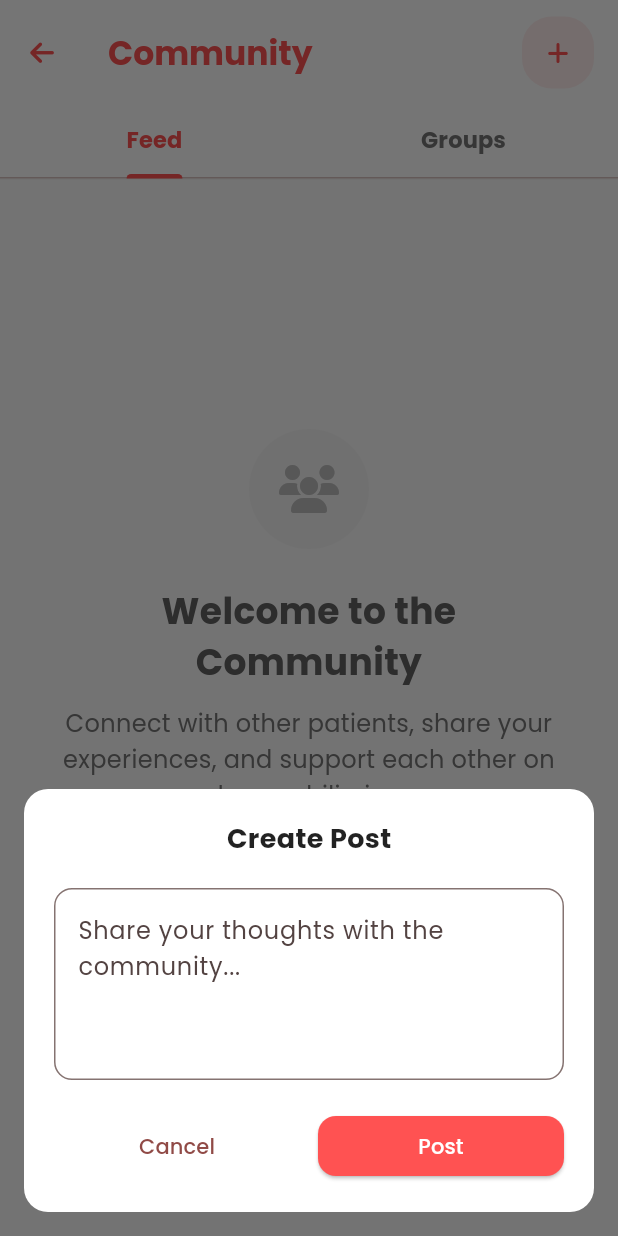
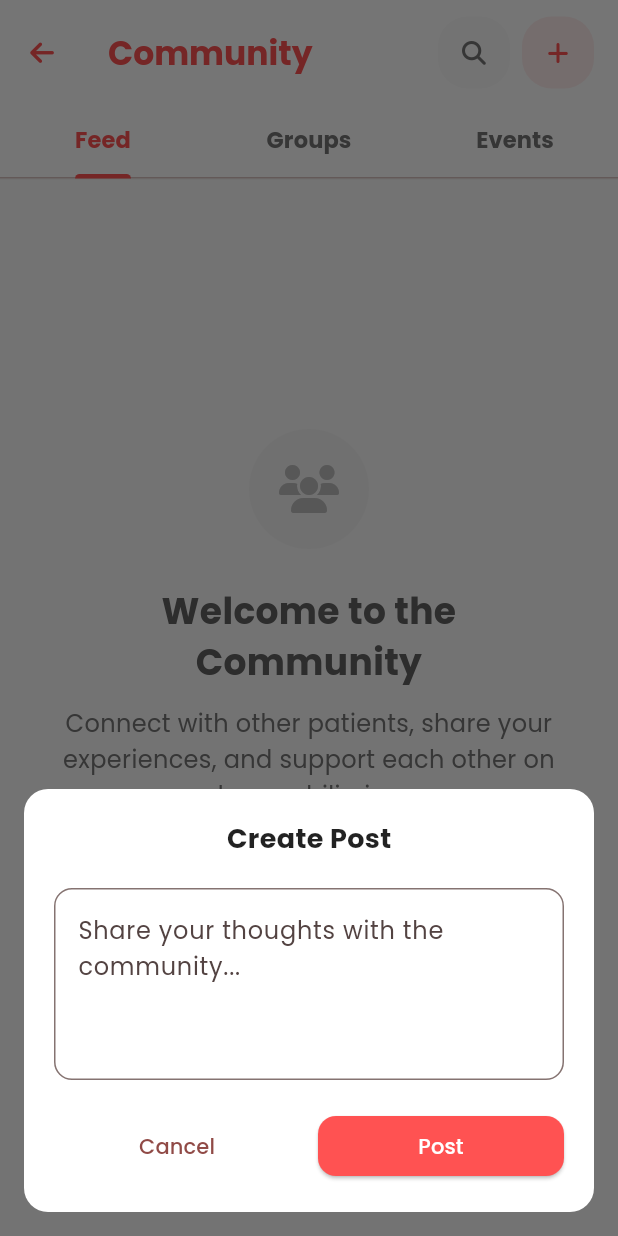
Before and after one commit to rulonajhon/RedSync_MobileApp, a Flutter app: the CommunityScreen screen opened by its route, after a tap on an icon or button, on a phone screen of 412 x 824 dp. Run offline on Flutter 3.47's test engine with Material 3 defaults, Android fonts, the phone set to English and light mode, and no system bars; our stand-ins replace animated_bottom_navigation_bar, cloud_firestore, firebase_auth, firebase_core, flutter_dotenv, flutter_local_notifications and 12 more; accounts and stored records are empty.

Commit message:
new file:   android/secrets.template copy.properties 	modified:   lib/screens/main_screen/patient_screens/community_screen.dart

```diff
--- a/lib/screens/main_screen/patient_screens/community_screen.dart
+++ b/lib/screens/main_screen/patient_screens/community_screen.dart
@@ -1,6 +1,7 @@
 import 'package:flutter/material.dart';
 import 'package:font_awesome_flutter/font_awesome_flutter.dart';
 import 'package:firebase_auth/firebase_auth.dart';
+import 'package:cloud_firestore/cloud_firestore.dart';
 import '../../../services/community_service.dart';
 
 class CommunityScreen extends StatefulWidget {
@@ -22,10 +23,46 @@ class _CommunityScreenState extends State<CommunityScreen>
   void initState() {
     super.initState();
     _tabController = TabController(
-      length: 2,
+      length: 3,
       vsync: this,
-    ); // Changed from 3 to 2
+    ); // Changed back to 3 tabs
     _postsStream = _communityService.getPostsStream();
+
+    // Check for navigation arguments in the next frame
+    WidgetsBinding.instance.addPostFrameCallback((_) {
+      _handleNavigationArguments();
+    });
+  }
+
+  void _handleNavigationArguments() {
+    final args =
+        ModalRoute.of(context)?.settings.arguments as Map<String, dynamic>?;
+    if (args != null && args.containsKey('openPostId')) {
+      final postId = args['openPostId'] as String;
+      _openSpecificPost(postId);
+    }
+  }
+
+  void _openSpecificPost(String postId) async {
+    try {
+      // Get the specific post by ID
+      final post = await _communityService.getPostById(postId);
+      if (post != null) {
+        // Navigate to the post detail screen
+        _expandPost(post);
+      } else {
+        print('Post not found: $postId');
+        // Show a snackbar or toast if post is not found
+        ScaffoldMessenger.of(
+          context,
+        ).showSnackBar(SnackBar(content: Text('Post not found')));
+      }
+    } catch (e) {
+      print('Error opening specific post: $e');
+      ScaffoldMessenger.of(
+        context,
+      ).showSnackBar(SnackBar(content: Text('Error loading post')));
+    }
   }
 
   @override
@@ -50,6 +87,25 @@ class _CommunityScreenState extends State<CommunityScreen>
         ),
         actions: [
           Container(
+            margin: EdgeInsets.only(right: 8),
+            decoration: BoxDecoration(
+              color: Colors.grey.shade50,
+              borderRadius: BorderRadius.circular(20),
+            ),
+            child: IconButton(
+              onPressed: () {
+                ScaffoldMessenger.of(context).showSnackBar(
+                  SnackBar(
+                    content: Text('Search feature coming soon'),
+                    behavior: SnackBarBehavior.floating,
+                  ),
+                );
+              },
+              icon: Icon(FontAwesomeIcons.magnifyingGlass, size: 16),
+              color: Colors.grey.shade600,
+            ),
+          ),
+          Container(
             margin: EdgeInsets.only(right: 16),
             decoration: BoxDecoration(
               color: Colors.redAccent.withOpacity(0.1),
@@ -81,7 +137,7 @@ class _CommunityScreenState extends State<CommunityScreen>
               tabs: [
                 Tab(text: 'Feed'),
                 Tab(text: 'Groups'),
-                // Removed Events tab
+                Tab(text: 'Events'),
               ],
             ),
           ),
@@ -93,7 +149,8 @@ class _CommunityScreenState extends State<CommunityScreen>
           children: [
             _buildFeedTab(),
             _buildGroupsTab(),
-          ], // Removed _buildEventsTab()
+            _buildEventsTab(),
+          ],
         ),
       ),
     );
@@ -355,7 +412,7 @@ class _CommunityScreenState extends State<CommunityScreen>
                           ),
                           SizedBox(width: 8),
                           Text(
-                            _formatTimestamp(post['timestamp']),
+                            _formatTimestamp(_safeTimestamp(post['timestamp'])),
                             style: TextStyle(
                               fontSize: 12,
                               color: Colors.grey.shade600,
@@ -633,6 +690,37 @@ class _CommunityScreenState extends State<CommunityScreen>
             ),
           ),
         ],
+      ),
+    );
+  }
+
+  Widget _buildEventsTab() {
+    return SafeArea(
+      child: SingleChildScrollView(
+        child: Padding(
+          padding: EdgeInsets.all(20),
+          child: Column(
+            children: [
+              _buildComingSoonItem(
+                icon: FontAwesomeIcons.calendar,
+                title: 'Community Events',
+                subtitle: 'Local meetups, conferences, and support events',
+              ),
+              SizedBox(height: 16),
+              _buildComingSoonItem(
+                icon: FontAwesomeIcons.chalkboardUser,
+                title: 'Educational Webinars',
+                subtitle: 'Learn from experts about hemophilia management',
+              ),
+              SizedBox(height: 16),
+              _buildComingSoonItem(
+                icon: FontAwesomeIcons.handHoldingHeart,
+                title: 'Fundraising Events',
+                subtitle: 'Participate in awareness and fundraising activities',
+              ),
+            ],
+          ),
+        ),
       ),
     );
   }
@@ -1019,6 +1107,14 @@ class _CommunityScreenState extends State<CommunityScreen>
     }
   }
 
+  // Helper method to safely convert timestamp
+  DateTime _safeTimestamp(dynamic timestamp) {
+    if (timestamp == null) return DateTime.now();
+    if (timestamp is DateTime) return timestamp;
+    if (timestamp is Timestamp) return timestamp.toDate();
+    return DateTime.now(); // Fallback
+  }
+
   String _formatTimestamp(DateTime timestamp) {
     final now = DateTime.now();
     final difference = now.difference(timestamp);
@@ -1128,7 +1224,9 @@ class _PostDetailScreenState extends State<PostDetailScreen> {
                                 ),
                                 SizedBox(width: 8),
                                 Text(
-                                  _formatTimestamp(post['timestamp']),
+                                  _formatTimestamp(
+                                    _safeTimestamp(post['timestamp']),
+                                  ),
                                   style: TextStyle(
                                     fontSize: 13,
                                     color: Colors.grey.shade600,
@@ -1526,6 +1624,14 @@ class _PostDetailScreenState extends State<PostDetailScreen> {
     }
   }
 
+  // Helper method to safely convert timestamp
+  DateTime _safeTimestamp(dynamic timestamp) {
+    if (timestamp == null) return DateTime.now();
+    if (timestamp is DateTime) return timestamp;
+    if (timestamp is Timestamp) return timestamp.toDate();
+    return DateTime.now(); // Fallback
+  }
+
   String _formatTimestamp(DateTime timestamp) {
     final now = DateTime.now();
     final difference = now.difference(timestamp);
```
Also changed, not shown: 1 other file.
